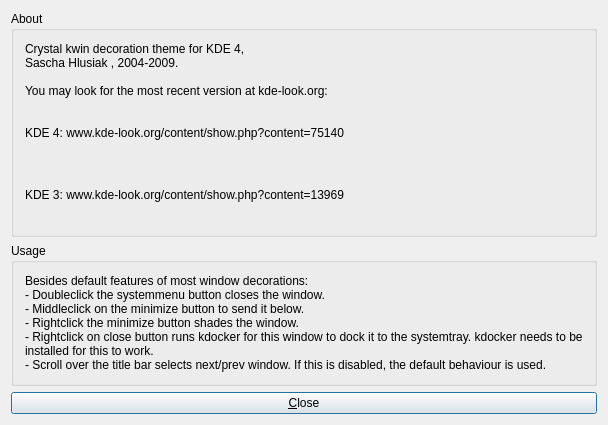
This is client/config/infodialog.ui in shlusiak/kwin-style-crystal as Qt 5 draws it before an edit. The edited form follows.
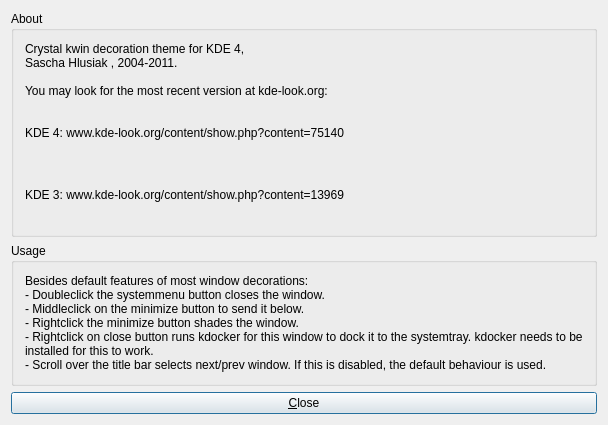
This is the edited form. Icons and pictures are not drawn. Custom widgets are drawn as their Qt base class.

Commit message: new image in info dialog

Diff of the .ui file:
```diff
--- a/client/config/infodialog.ui
+++ b/client/config/infodialog.ui
@@ -4,11 +4,11 @@
   <property name="enabled" >
    <bool>true</bool>
   </property>
-  <property name="geometry" >
+  <property name="geometry">
    <rect>
     <x>0</x>
     <y>0</y>
-    <width>478</width>
+    <width>480</width>
     <height>425</height>
    </rect>
   </property>
@@ -42,9 +42,9 @@
           <verstretch>0</verstretch>
          </sizepolicy>
         </property>
-        <property name="text" >
+        <property name="text">
          <string>Crystal kwin decoration theme for KDE 4,
-Sascha Hlusiak &lt;spam84@nurfuerspam.de>, 2004-2009.
+Sascha Hlusiak &lt;spam84@nurfuerspam.de&gt;, 2004-2011.
 
 You may look for the most recent version at kde-look.org:</string>
         </property>
@@ -193,7 +193,7 @@
    </item>
   </layout>
  </widget>
- <layoutdefault spacing="6" margin="11" />
+ <layoutdefault spacing="6" margin="11"/>
  <customwidgets>
   <customwidget>
    <class>KUrlLabel</class>
```
Left out of the diff: 133 changed lines with no effect on the pictures. The commit also changes 2 other files.
